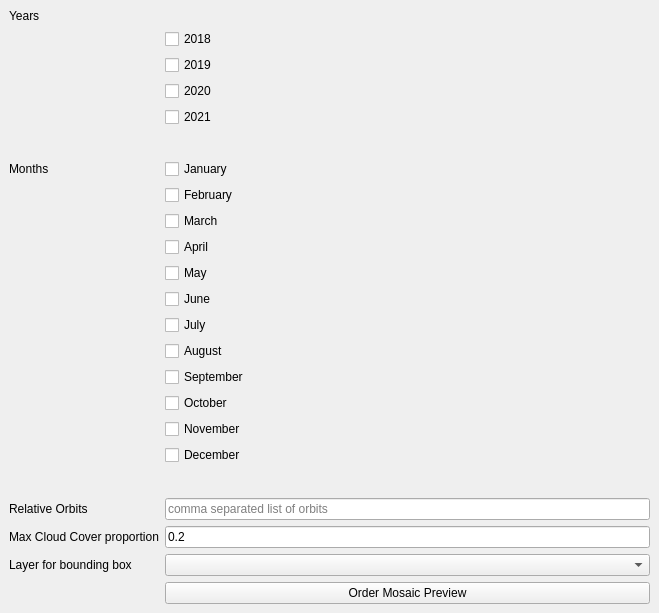
First picture: the form in SentinelMosaicTester/sentinel_mosaic_tester_dockwidget_base.ui, repository ncx-co/sentinel_mosaic_qgis_plugin, before the edit.
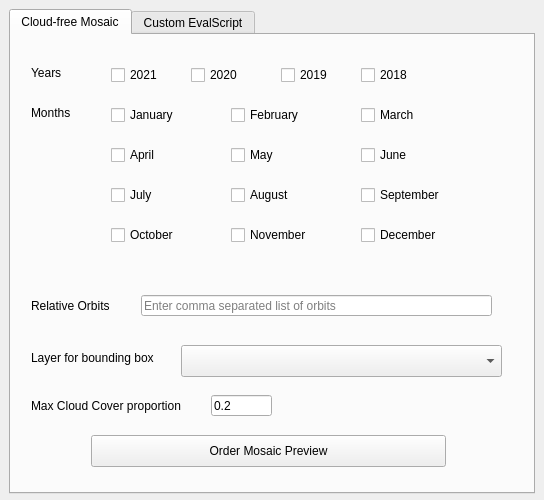
Second picture: the form after the edit. Custom widgets are drawn as their Qt base class.

Commit message: updated v1 new UI with custom evalscript tab

```diff
--- a/SentinelMosaicTester/sentinel_mosaic_tester_dockwidget_base.ui
+++ b/SentinelMosaicTester/sentinel_mosaic_tester_dockwidget_base.ui
@@ -6,211 +6,434 @@
    <rect>
     <x>0</x>
     <y>0</y>
-    <width>659</width>
-    <height>613</height>
+    <width>544</width>
+    <height>500</height>
    </rect>
   </property>
+  <property name="minimumSize">
+   <size>
+    <width>520</width>
+    <height>500</height>
+   </size>
+  </property>
+  <property name="maximumSize">
+   <size>
+    <width>600</width>
+    <height>500</height>
+   </size>
+  </property>
+  <property name="baseSize">
+   <size>
+    <width>0</width>
+    <height>0</height>
+   </size>
+  </property>
   <property name="windowTitle">
    <string>SentinelMosaicTester</string>
   </property>
   <widget class="QWidget" name="dockWidgetContents">
+   <property name="minimumSize">
+    <size>
+     <width>100</width>
+     <height>100</height>
+    </size>
+   </property>
    <layout class="QGridLayout" name="gridLayout">
-    <item row="14" column="1">
-     <widget class="QCheckBox" name="month_july">
-      <property name="text">
-       <string>July</string>
+    <item row="0" column="1">
+     <widget class="QTabWidget" name="tab_widget">
+      <property name="minimumSize">
+       <size>
+        <width>520</width>
+        <height>485</height>
+       </size>
       </property>
-     </widget>
-    </item>
-    <item row="13" column="1">
-     <widget class="QCheckBox" name="month_june">
-      <property name="text">
-       <string>June</string>
-      </property>
-     </widget>
-    </item>
-    <item row="8" column="1">
-     <widget class="QCheckBox" name="month_january">
-      <property name="text">
-       <string>January</string>
-      </property>
-     </widget>
-    </item>
-    <item row="22" column="0">
-     <widget class="QLabel" name="max_cc_label">
-      <property name="text">
-       <string>Max Cloud Cover proportion</string>
-      </property>
-     </widget>
-    </item>
-    <item row="1" column="1">
-     <widget class="QCheckBox" name="year_2018">
-      <property name="text">
-       <string>2018</string>
-      </property>
-     </widget>
-    </item>
-    <item row="24" column="0">
-     <widget class="QLabel" name="selected_layer_label">
-      <property name="text">
-       <string>Layer for bounding box</string>
-      </property>
-     </widget>
-    </item>
-    <item row="17" column="1">
-     <widget class="QCheckBox" name="month_october">
-      <property name="text">
-       <string>October</string>
-      </property>
-     </widget>
-    </item>
-    <item row="11" column="1">
-     <widget class="QCheckBox" name="month_april">
-      <property name="text">
-       <string>April</string>
-      </property>
-     </widget>
-    </item>
-    <item row="16" column="1">
-     <widget class="QCheckBox" name="month_september">
-      <property name="text">
-       <string>September</string>
-      </property>
-     </widget>
-    </item>
-    <item row="4" column="1">
-     <widget class="QCheckBox" name="year_2021">
-      <property name="text">
-       <string>2021</string>
-      </property>
-     </widget>
-    </item>
-    <item row="8" column="0">
-     <widget class="QLabel" name="month_label">
-      <property name="text">
-       <string>Months</string>
-      </property>
-     </widget>
-    </item>
-    <item row="15" column="1">
-     <widget class="QCheckBox" name="month_august">
-      <property name="text">
-       <string>August</string>
-      </property>
-     </widget>
-    </item>
-    <item row="25" column="1">
-     <widget class="QPushButton" name="order_mosaic">
-      <property name="text">
-       <string>Order Mosaic Preview</string>
-      </property>
-     </widget>
-    </item>
-    <item row="21" column="0">
-     <widget class="QLabel" name="relative_orbit_label">
-      <property name="text">
-       <string>Relative Orbits</string>
-      </property>
-     </widget>
-    </item>
-    <item row="19" column="1">
-     <widget class="QCheckBox" name="month_december">
-      <property name="text">
-       <string>December</string>
-      </property>
-     </widget>
-    </item>
-    <item row="24" column="1">
-     <widget class="QgsMapLayerComboBox" name="selected_layer"/>
-    </item>
-    <item row="22" column="1">
-     <widget class="QLineEdit" name="max_cc">
-      <property name="text">
-       <string>0.2</string>
-      </property>
-     </widget>
-    </item>
-    <item row="0" column="0">
-     <widget class="QLabel" name="year_label">
-      <property name="text">
-       <string>Years</string>
-      </property>
-     </widget>
-    </item>
-    <item row="10" column="1">
-     <widget class="QCheckBox" name="month_march">
-      <property name="text">
-       <string>March</string>
-      </property>
-     </widget>
-    </item>
-    <item row="12" column="1">
-     <widget class="QCheckBox" name="month_may">
-      <property name="text">
-       <string>May</string>
-      </property>
-     </widget>
-    </item>
-    <item row="3" column="1">
-     <widget class="QCheckBox" name="year_2020">
-      <property name="text">
-       <string>2020</string>
-      </property>
-     </widget>
-    </item>
-    <item row="21" column="1">
-     <widget class="QLineEdit" name="relative_orbit">
-      <property name="placeholderText">
-       <string>comma separated list of orbits</string>
-      </property>
-     </widget>
-    </item>
-    <item row="2" column="1">
-     <widget class="QCheckBox" name="year_2019">
-      <property name="text">
-       <string>2019</string>
-      </property>
-     </widget>
-    </item>
-    <item row="18" column="1">
-     <widget class="QCheckBox" name="month_november">
-      <property name="text">
-       <string>November</string>
-      </property>
-     </widget>
-    </item>
-    <item row="9" column="1">
-     <widget class="QCheckBox" name="month_february">
-      <property name="text">
-       <string>February</string>
-      </property>
-     </widget>
-    </item>
-    <item row="5" column="1">
-     <spacer name="verticalSpacer">
-      <property name="orientation">
-       <enum>Qt::Vertical</enum>
-      </property>
-      <property name="sizeHint" stdset="0">
+      <property name="maximumSize">
        <size>
-        <width>20</width>
-        <height>40</height>
+        <width>5000</width>
+        <height>10000</height>
        </size>
       </property>
-     </spacer>
-    </item>
-    <item row="20" column="1">
-     <spacer name="verticalSpacer_2">
-      <property name="orientation">
-       <enum>Qt::Vertical</enum>
-      </property>
-      <property name="sizeHint" stdset="0">
+      <property name="baseSize">
        <size>
-        <width>20</width>
-        <height>40</height>
+        <width>0</width>
+        <height>0</height>
        </size>
       </property>
-     </spacer>
+      <property name="currentIndex">
+       <number>0</number>
+      </property>
+      <widget class="QWidget" name="default_mosaic_tab">
+       <attribute name="title">
+        <string>Cloud-free Mosaic</string>
+       </attribute>
+       <widget class="QLabel" name="year_label">
+        <property name="geometry">
+         <rect>
+          <x>20</x>
+          <y>30</y>
+          <width>41</width>
+          <height>16</height>
+         </rect>
+        </property>
+        <property name="text">
+         <string>Years</string>
+        </property>
+       </widget>
+       <widget class="QCheckBox" name="year_2021">
+        <property name="geometry">
+         <rect>
+          <x>100</x>
+          <y>30</y>
+          <width>61</width>
+          <height>20</height>
+         </rect>
+        </property>
+        <property name="text">
+         <string>2021</string>
+        </property>
+       </widget>
+       <widget class="QCheckBox" name="year_2020">
+        <property name="geometry">
+         <rect>
+          <x>180</x>
+          <y>30</y>
+          <width>61</width>
+          <height>20</height>
+         </rect>
+        </property>
+        <property name="text">
+         <string>2020</string>
+        </property>
+       </widget>
+       <widget class="QCheckBox" name="year_2019">
+        <property name="geometry">
+         <rect>
+          <x>270</x>
+          <y>30</y>
+          <width>61</width>
+          <height>20</height>
+         </rect>
+        </property>
+        <property name="text">
+         <string>2019</string>
+        </property>
+       </widget>
+       <widget class="QCheckBox" name="year_2018">
+        <property name="geometry">
+         <rect>
+          <x>350</x>
+          <y>30</y>
+          <width>61</width>
+          <height>20</height>
+         </rect>
+        </property>
+        <property name="text">
+         <string>2018</string>
+        </property>
+       </widget>
+       <widget class="QLabel" name="month_label">
+        <property name="geometry">
+         <rect>
+          <x>20</x>
+          <y>70</y>
+          <width>51</width>
+          <height>16</height>
+         </rect>
+        </property>
+        <property name="text">
+         <string>Months</string>
+        </property>
+       </widget>
+       <widget class="QCheckBox" name="month_january">
+        <property name="geometry">
+         <rect>
+          <x>100</x>
+          <y>70</y>
+          <width>71</width>
+          <height>20</height>
+         </rect>
+        </property>
+        <property name="text">
+         <string>January</string>
+        </property>
+       </widget>
+       <widget class="QCheckBox" name="month_february">
+        <property name="geometry">
+         <rect>
+          <x>220</x>
+          <y>70</y>
+          <width>81</width>
+          <height>20</height>
+         </rect>
+        </property>
+        <property name="text">
+         <string>February</string>
+        </property>
+       </widget>
+       <widget class="QCheckBox" name="month_march">
+        <property name="geometry">
+         <rect>
+          <x>350</x>
+          <y>70</y>
+          <width>61</width>
+          <height>20</height>
+         </rect>
+        </property>
+        <property name="text">
+         <string>March</string>
+        </property>
+       </widget>
+       <widget class="QCheckBox" name="month_april">
+        <property name="geometry">
+         <rect>
+          <x>100</x>
+          <y>110</y>
+          <width>61</width>
+          <height>20</height>
+         </rect>
+        </property>
+        <property name="text">
+         <string>April</string>
+        </property>
+       </widget>
+       <widget class="QCheckBox" name="month_may">
+        <property name="geometry">
+         <rect>
+          <x>220</x>
+          <y>110</y>
+          <width>51</width>
+          <height>20</height>
+         </rect>
+        </property>
+        <property name="text">
+         <string>May</string>
+        </property>
+       </widget>
+       <widget class="QCheckBox" name="month_june">
+        <property name="geometry">
+         <rect>
+          <x>350</x>
+          <y>110</y>
+          <width>61</width>
+          <height>20</height>
+         </rect>
+        </property>
+        <property name="text">
+         <string>June</string>
+        </property>
+       </widget>
+       <widget class="QCheckBox" name="month_july">
+        <property name="geometry">
+         <rect>
+          <x>100</x>
+          <y>150</y>
+          <width>61</width>
+          <height>20</height>
+         </rect>
+        </property>
+        <property name="text">
+         <string>July</string>
+        </property>
+       </widget>
+       <widget class="QCheckBox" name="month_august">
+        <property name="geometry">
+         <rect>
+          <x>220</x>
+          <y>150</y>
+          <width>71</width>
+          <height>20</height>
+         </rect>
+        </property>
+        <property name="text">
+         <string>August</string>
+        </property>
+       </widget>
+       <widget class="QCheckBox" name="month_september">
+        <property name="geometry">
+         <rect>
+          <x>350</x>
+          <y>150</y>
+          <width>101</width>
+          <height>20</height>
+         </rect>
+        </property>
+        <property name="text">
+         <string>September</string>
+        </property>
+       </widget>
+       <widget class="QCheckBox" name="month_october">
+        <property name="geometry">
+         <rect>
+          <x>100</x>
+          <y>190</y>
+          <width>81</width>
+          <height>20</height>
+         </rect>
+        </property>
+        <property name="text">
+         <string>October</string>
+        </property>
+       </widget>
+       <widget class="QCheckBox" name="month_november">
+        <property name="geometry">
+         <rect>
+          <x>220</x>
+          <y>190</y>
+          <width>91</width>
+          <height>20</height>
+         </rect>
+        </property>
+        <property name="text">
+         <string>November</string>
+        </property>
+       </widget>
+       <widget class="QCheckBox" name="month_december">
+        <property name="geometry">
+         <rect>
+          <x>350</x>
+          <y>190</y>
+          <width>91</width>
+          <height>20</height>
+         </rect>
+        </property>
+        <property name="text">
+         <string>December</string>
+        </property>
+       </widget>
+       <widget class="QLabel" name="relative_orbit_label">
+        <property name="geometry">
+         <rect>
+          <x>20</x>
+          <y>260</y>
+          <width>91</width>
+          <height>21</height>
+         </rect>
+        </property>
+        <property name="text">
+         <string>Relative Orbits</string>
+        </property>
+       </widget>
+       <widget class="QLineEdit" name="relative_orbit">
+        <property name="geometry">
+         <rect>
+          <x>130</x>
+          <y>260</y>
+          <width>351</width>
+          <height>21</height>
+         </rect>
+        </property>
+        <property name="placeholderText">
+         <string>Enter comma separated list of orbits</string>
+        </property>
+       </widget>
+       <widget class="QLabel" name="max_cc_label">
+        <property name="geometry">
+         <rect>
+          <x>20</x>
+          <y>360</y>
+          <width>171</width>
+          <height>21</height>
+         </rect>
+        </property>
+        <property name="text">
+         <string>Max Cloud Cover proportion</string>
+        </property>
+       </widget>
+       <widget class="QLineEdit" name="max_cc">
+        <property name="geometry">
+         <rect>
+          <x>200</x>
+          <y>360</y>
+          <width>61</width>
+          <height>21</height>
+         </rect>
+        </property>
+        <property name="text">
+         <string>0.2</string>
+        </property>
+       </widget>
+       <widget class="QLabel" name="selected_layer_label">
+        <property name="geometry">
+         <rect>
+          <x>20</x>
+          <y>310</y>
+          <width>151</width>
+          <height>26</height>
+         </rect>
+        </property>
+        <property name="text">
+         <string>Layer for bounding box</string>
+        </property>
+       </widget>
+       <widget class="QgsMapLayerComboBox" name="selected_layer">
+        <property name="geometry">
+         <rect>
+          <x>170</x>
+          <y>310</y>
+          <width>321</width>
+          <height>32</height>
+         </rect>
+        </property>
+       </widget>
+       <widget class="QPushButton" name="order_mosaic_default_btn">
+        <property name="geometry">
+         <rect>
+          <x>80</x>
+          <y>400</y>
+          <width>355</width>
+          <height>32</height>
+         </rect>
+        </property>
+        <property name="text">
+         <string>Order Mosaic Preview</string>
+        </property>
+       </widget>
+      </widget>
+      <widget class="QWidget" name="custom_evalscript_tab">
+       <attribute name="title">
+        <string>Custom EvalScript</string>
+       </attribute>
+       <widget class="QPushButton" name="order_mosaic_custom_evalscript_btn">
+        <property name="geometry">
+         <rect>
+          <x>90</x>
+          <y>370</y>
+          <width>355</width>
+          <height>32</height>
+         </rect>
+        </property>
+        <property name="text">
+         <string>Order Mosaic Preview</string>
+        </property>
+       </widget>
+       <widget class="QPlainTextEdit" name="custom_evalscript_code">
+        <property name="geometry">
+         <rect>
+          <x>30</x>
+          <y>90</y>
+          <width>461</width>
+          <height>231</height>
+         </rect>
+        </property>
+        <property name="placeholderText">
+         <string>Enter custom EvalScript</string>
+        </property>
+       </widget>
+       <widget class="QLabel" name="custom_evalscript_label">
+        <property name="geometry">
+         <rect>
+          <x>30</x>
+          <y>30</y>
+          <width>111</width>
+          <height>16</height>
+         </rect>
+        </property>
+        <property name="text">
+         <string>Custom EvalScript</string>
+        </property>
+       </widget>
+      </widget>
+     </widget>
     </item>
    </layout>
   </widget>
```
The commit also changes 3 other files.
